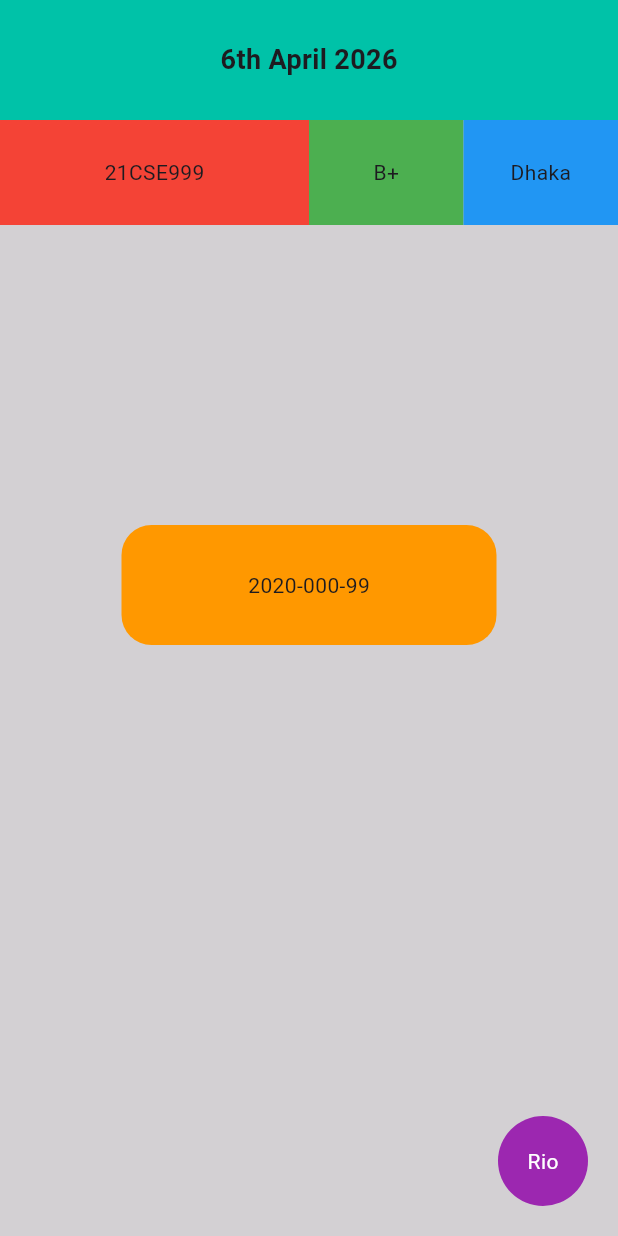
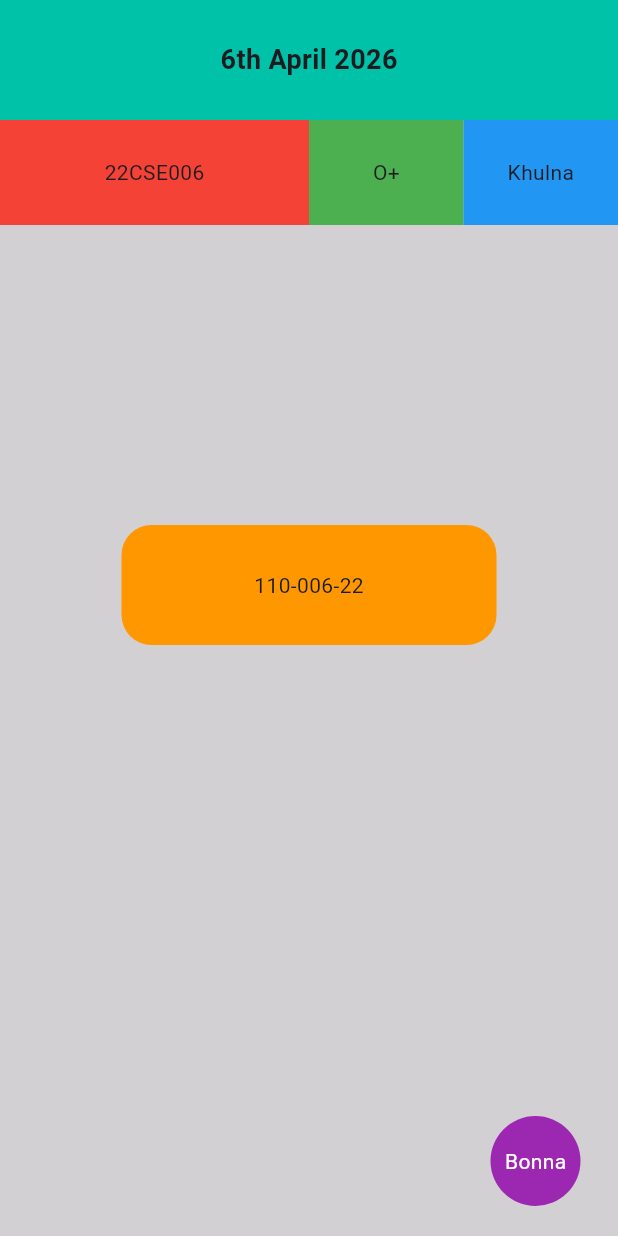
Before and after one commit to bonna96/flutter_assign, a Flutter app: the screen it shows after launch, on a phone screen of 412 x 824 dp. Run offline on Flutter 3.47's test engine with Material 3 defaults, Android fonts, the phone set to English and light mode, and no system bars.

Commit message:
Update main.dart

```diff
--- a/lib/main.dart
+++ b/lib/main.dart
@@ -39,7 +39,7 @@ class HomeScreen extends StatelessWidget {
                   height: 70,
                   color: Colors.red,
                   alignment: Alignment.center,
-                  child: Text("21CSE999"), // Roll
+                  child: Text("22CSE006"), // Roll
                 ),
               ),
               Expanded(
@@ -47,7 +47,7 @@ class HomeScreen extends StatelessWidget {
                   height: 70,
                   color: Colors.green,
                   alignment: Alignment.center,
-                  child: Text("B+"), // Blood Group
+                  child: Text("O+"), // Blood Group
                 ),
               ),
               Expanded(
@@ -55,7 +55,7 @@ class HomeScreen extends StatelessWidget {
                   height: 70,
                   color: Colors.blue,
                   alignment: Alignment.center,
-                  child: Text("Dhaka"), // District
+                  child: Text("Khulna"), // District
                 ),
               ),
             ],
@@ -72,7 +72,7 @@ class HomeScreen extends StatelessWidget {
               borderRadius: BorderRadius.circular(20),
             ),
             alignment: Alignment.center,
-            child: Text("2020-000-99"), // Registration
+            child: Text("110-006-22"), // Registration
           ),
 
           Spacer(),
@@ -84,13 +84,13 @@ class HomeScreen extends StatelessWidget {
               Container(
                 margin: EdgeInsets.all(20),
                 height: 60,
-                width: 60,
+                width: 70,
                 decoration: BoxDecoration(
                   color: Colors.purple,
                   shape: BoxShape.circle,
                 ),
                 alignment: Alignment.center,
-                child: Text("Rio", style: TextStyle(color: Colors.white)),
+                child: Text("Bonna", style: TextStyle(color: Colors.white)),
               ),
             ],
           ),
```
